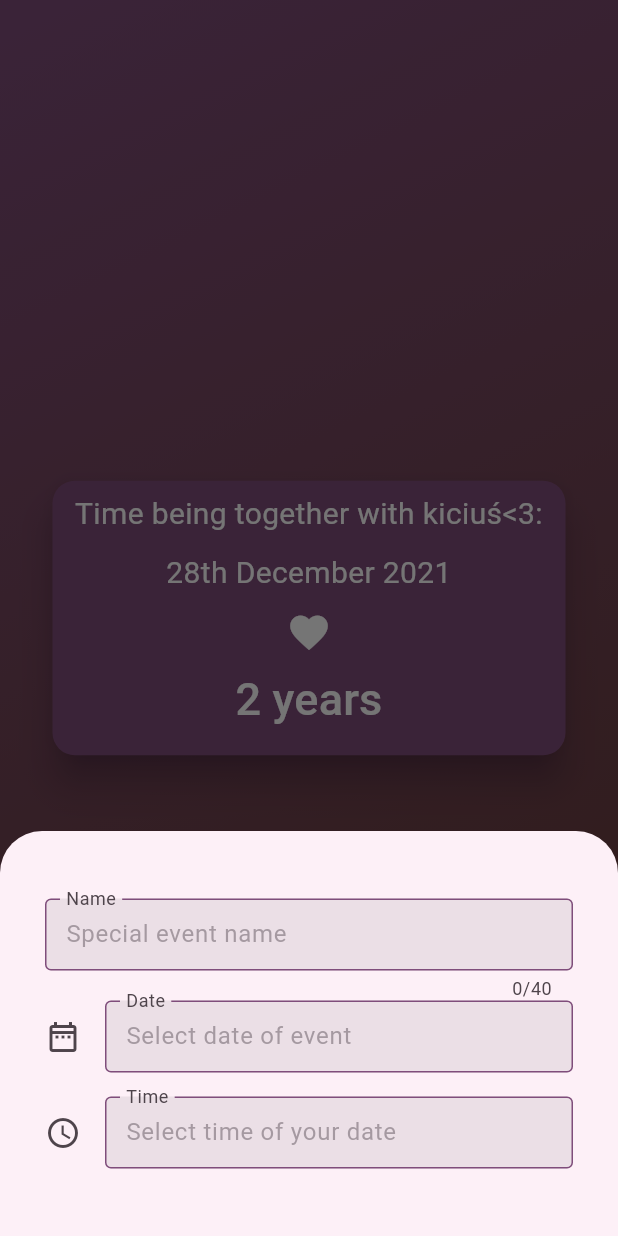
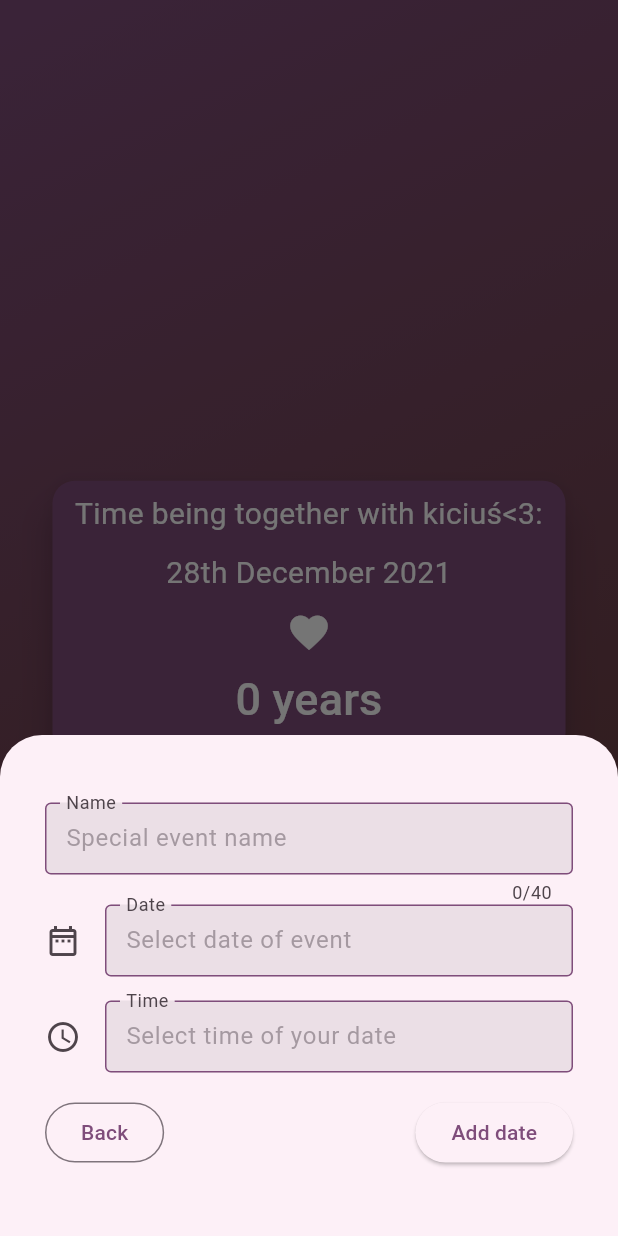
Before and after one commit to pulo0/anniversary-date-app, a Flutter app: the screen it shows after launch, after a tap on "Add date", on a phone screen of 412 x 824 dp. Run offline on Flutter 3.47's test engine with Material 3 defaults, Android fonts, the phone set to English and light mode, and no system bars; our stand-ins replace google_fonts, shared_preferences; Roboto replaces fonts that are missing (Rosario).

Commit message:
feat: added shared_preferences (rough state)

```diff
--- /dev/null
+++ b/devtools_options.yaml
@@ -0,0 +1,3 @@
+description: This file stores settings for Dart & Flutter DevTools.
+documentation: https://docs.flutter.dev/tools/devtools/extensions#configure-extension-enablement-states
+extensions:
--- /dev/null
+++ b/lib/tools/shared_date_preferences.dart
@@ -0,0 +1,23 @@
+import 'package:shared_preferences/shared_preferences.dart';
+
+class SharedDatePreferences {
+  SharedDatePreferences();
+
+  Future<void> saveDateValue(
+      String nameKey, String dateKey, String name, int formattedDate) async {
+    final prefs = await SharedPreferences.getInstance();
+    await prefs.setString(nameKey, name);
+    await prefs.setInt(dateKey, formattedDate);
+
+  }
+
+  Future<String?> getNameValue(String nameKey) async {
+    final prefs = await SharedPreferences.getInstance();
+    return prefs.getString(nameKey);
+  }
+
+  Future<int?> getDateTimestampValue(String dateKey) async {
+    final prefs = await SharedPreferences.getInstance();
+    return prefs.getInt(dateKey);
+  }
+}
--- a/lib/tools/time_calculations.dart
+++ b/lib/tools/time_calculations.dart
@@ -1,13 +1,16 @@
 import 'dart:async';
 
+import 'package:anniversary_date_app/tools/shared_date_preferences.dart';
+
 class TimeCalculations {
+  final sharedPrefsDate = SharedDatePreferences();
+
   DateTime time = DateTime.now();
   Timer? timer;
   int perClickTimeIndex = 0;
 
-  // Placeholder hardcoded date for now
-  final DateTime eventDate =
-      DateTime(2021, DateTime.december, 28, 20, 30); // TODO: User given date
+  late DateTime eventDate;
+
   final List<String> timeNames = [
     'years',
     'days',
@@ -15,6 +18,15 @@ class TimeCalculations {
     'minutes',
     'seconds'
   ];
+
+  Future<void> initializeEventDate() async {
+    int? storedDate = await sharedPrefsDate.getDateTimestampValue('date');
+    if (storedDate != null) {
+      eventDate = DateTime.fromMillisecondsSinceEpoch(storedDate);
+    } else {
+      eventDate = DateTime.now();
+    }
+  }
 
   List<int> calcTimeCycle() {
     final difference = time.difference(eventDate);
--- a/lib/widgets/date_bottom_sheet.dart
+++ b/lib/widgets/date_bottom_sheet.dart
@@ -1,3 +1,4 @@
+import 'package:anniversary_date_app/tools/shared_date_preferences.dart';
 import 'package:flutter/material.dart';
 import 'package:intl/intl.dart';
 import 'package:anniversary_date_app/widgets/custom_input_field.dart';
@@ -10,6 +11,11 @@ class DateBottomSheet extends StatefulWidget {
 }
 
 class _DateBottomSheetState extends State<DateBottomSheet> {
+  final SharedDatePreferences sharedPrefs = SharedDatePreferences();
+
+  late final TimeOfDay rawTime;
+  late final DateTime rawDate;
+
   final double horPadding = 30;
   final double verPadding = 45;
   final _nameController = TextEditingController();
@@ -66,6 +72,29 @@ class _DateBottomSheetState extends State<DateBottomSheet> {
                   icon: const Icon(Icons.access_time),
                   showPicker: () => _openTimeSelector(context),
                 ),
+                const SizedBox(height: 16),
+                Row(
+                  children: <Widget>[
+                    OutlinedButton(
+                      onPressed: () => Navigator.of(context).pop(),
+                      child: const Text('Back'),
+                    ),
+                    const Spacer(),
+                    ElevatedButton(
+                      onPressed: () {
+                        sharedPrefs.saveDateValue(
+                            'name',
+                            'date',
+                            _nameController.text,
+                            DateTime(rawDate.year, rawDate.month, rawDate.day,
+                                    rawTime.hour, rawTime.minute)
+                                .millisecondsSinceEpoch);
+                        Navigator.of(context).pop();
+                      },
+                      child: const Text('Add date'),
+                    ),
+                  ],
+                )
               ],
             ),
           ),
@@ -82,6 +111,7 @@ class _DateBottomSheetState extends State<DateBottomSheet> {
       lastDate: dateNow,
     );
     if (newDate == null) return;
+    rawDate = newDate;
     _dateController.text = DateFormat('yyyy-MM-dd').format(newDate);
   }
 
@@ -92,7 +122,8 @@ class _DateBottomSheetState extends State<DateBottomSheet> {
     );
 
     if (newTime == null) return;
-    if(context.mounted) {
+    if (context.mounted) {
+      rawTime = newTime;
       _timeController.text = newTime.format(context);
     }
   }
--- a/lib/widgets/date_item.dart
+++ b/lib/widgets/date_item.dart
@@ -16,6 +16,7 @@ class _DateItemState extends State<DateItem> {
   @override
   void initState() {
     super.initState();
+    tCalc.initializeEventDate();
     tCalc.timer = Timer.periodic(
       const Duration(milliseconds: 500),
       (timer) => _updateTime(),
@@ -36,11 +37,11 @@ class _DateItemState extends State<DateItem> {
 
   @override
   Widget build(BuildContext context) {
+    final ColorScheme colorScheme = Theme.of(context).colorScheme;
+    final textFont = GoogleFonts.rosarioTextTheme();
     const double boxWidth = 350.0;
     const double boxHeightSpacing = 10.0;
     const double elv = 10.0;
-    final ColorScheme colorScheme = Theme.of(context).colorScheme;
-    final textFont = GoogleFonts.rosarioTextTheme();
     final shape = RoundedRectangleBorder(
       borderRadius: BorderRadius.circular(15),
     );
```
